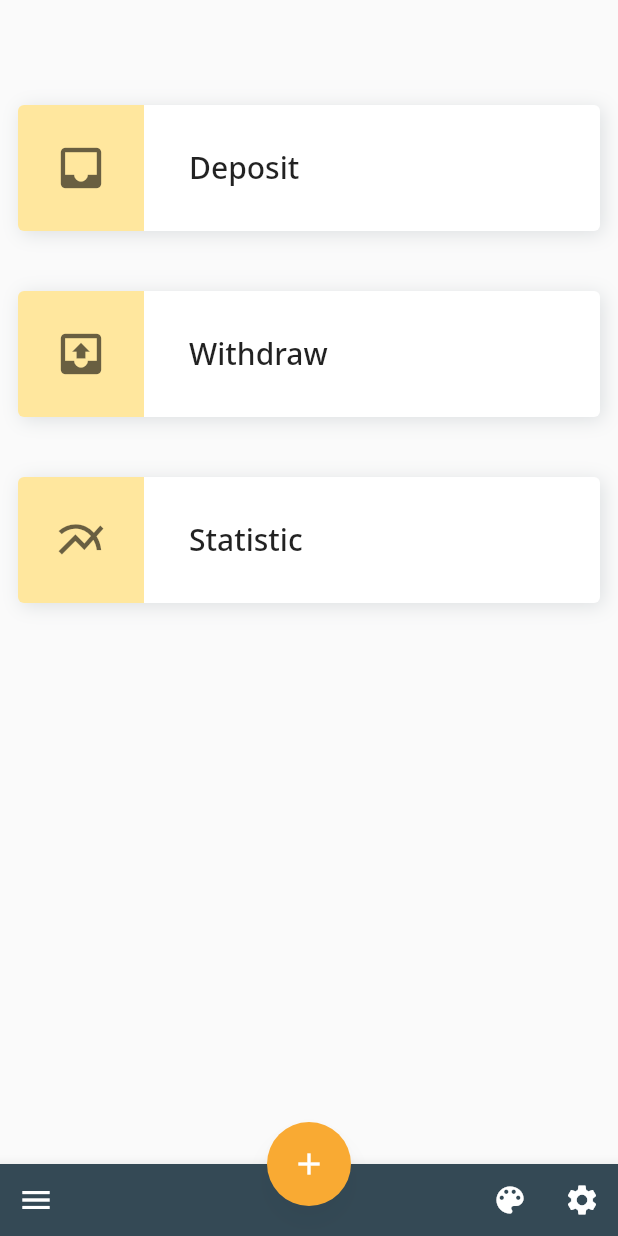
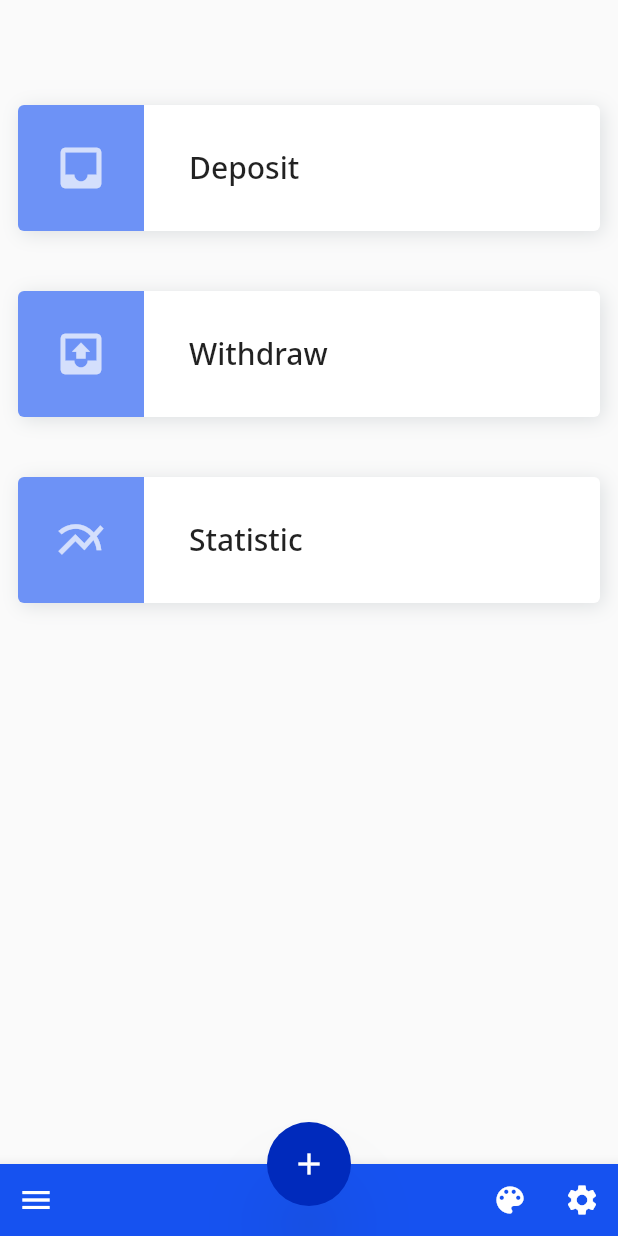
Before and after one commit to jotyy/Taku, a Flutter app: the screen it shows after launch, on a phone screen of 412 x 824 dp. Run offline on Flutter 3.47's test engine with Material 2 defaults, Android fonts, the phone set to English and light mode, and no system bars; our stand-ins replace cached_network_image, dio, firebase_core, firebase_crashlytics, fl_chart, flutter_hooks and 10 more; missing offline and left inert: dio_firebase_performance, dio_http_cache, enum_to_string, qr_code_scanner, ua_client_hints; accounts and stored records are empty; generated files the repository leaves out were written again.

Commit message:
feat: update theme data

```diff
--- a/lib/data/local/record/record_local_data_source.dart
+++ b/lib/data/local/record/record_local_data_source.dart
@@ -4,6 +4,6 @@ abstract class RecordLocalDataSource {
   Future<List<Record>> getDepositRecords();
   Future<List<Record>> getWithdrawRecords();
   Future<int> addRecord(RecordsCompanion record);
-  Future<int> updateRecordStatus(int id, int status);
+  Future updateRecordStatus(int id, int status);
   Future deleteRecord(int id);
 }
--- a/lib/data/local/record/record_local_data_source_impl.dart
+++ b/lib/data/local/record/record_local_data_source_impl.dart
@@ -18,8 +18,8 @@ class RecordLocalSourceImpl extends RecordLocalDataSource {
   Future<List<Record>> getWithdrawRecords() => _recordDao.getWithdrawRecords();
 
   @override
-  Future<int> updateRecordStatus(int id, int status) {
-    _recordDao.updateStatus(id, status);
+  Future updateRecordStatus(int id, int status) {
+    return _recordDao.updateStatus(id, status);
   }
 
   @override
--- a/lib/ui/app_theme.dart
+++ b/lib/ui/app_theme.dart
@@ -1,3 +1,4 @@
+import 'package:app/ui/component/indicator.dart';
 import 'package:flutter/material.dart';
 import 'package:google_fonts/google_fonts.dart';
 import 'package:hooks_riverpod/hooks_riverpod.dart';
@@ -52,17 +53,17 @@ const buttonTextStyle = TextStyle(
   fontWeight: FontWeight.bold,
 );
 
-const lPrimaryColor = Color(0xff344955);
-const lPrimaryColorDark = Color(0xff232f34);
-const lPrimaryColorLight = Color(0xff4a6572);
+const lPrimaryColor = Color(0xff1652f0);
+const lSecondryColor = Color(0xff1652f0);
+const lSecondryColorDark = Color(0xff002abc);
+const lSecondryColorLight = Color(0xff6c7eff);
+const lTextColorOnPrimary = Color(0x00000000);
 const lShadowColor = Color(0x26344955);
-const accentColor = Color(0xfff9aa33);
 const errorColor = Color(0xffff5544);
 
 const cardTheme = CardTheme(
   clipBehavior: Clip.antiAlias,
   elevation: 2,
-  shadowColor: Color(0x26f9aa33),
 );
 
 ThemeData get lightTheme {
@@ -73,25 +74,64 @@ ThemeData get lightTheme {
       headline1: headline1,
     ),
     primaryColor: lPrimaryColor,
-    primaryColorDark: lPrimaryColorDark,
-    primaryColorLight: lPrimaryColorLight,
-    accentColor: accentColor,
+    primaryColorBrightness: Brightness.dark,
+    accentColor: lSecondryColor,
+    buttonTheme: const ButtonThemeData(
+        buttonColor: lSecondryColor, textTheme: ButtonTextTheme.primary),
+    cardTheme: cardTheme,
+    highlightColor: lSecondryColor.withAlpha(10),
+    splashColor: lSecondryColor.withAlpha(20),
     errorColor: errorColor,
-    cardTheme: cardTheme,
     shadowColor: lShadowColor,
-    bottomAppBarColor: lPrimaryColor,
+    floatingActionButtonTheme: const FloatingActionButtonThemeData(
+      backgroundColor: lSecondryColorDark,
+      elevation: 20.0,
+    ),
+    tabBarTheme: const TabBarTheme(
+        indicatorSize: TabBarIndicatorSize.label,
+        indicator: UnderlineTabIndicator(
+            borderSide: BorderSide(
+          color: Colors.white,
+          width: 2,
+        ))),
+    bottomAppBarColor: lSecondryColor,
   );
 }
+
+const dPrimaryColor = Color(0xff212a3b);
+const dSecondryColor = Color(0xff212a3b);
+const dSecondryColorDark = Color(0xff000016);
+const dSecondryColorLight = Color(0xff4a5265);
+const dTextColorOnPrimary = Color(0x00000000);
+const dBackgroundColor = Color(0xff272a30);
+const dShadowColor = Color(0x26344955);
 
 ThemeData get darkTheme {
   return ThemeData.dark().copyWith(
     visualDensity: VisualDensity.adaptivePlatformDensity,
-    textTheme:
-        GoogleFonts.notoSansTextTheme(ThemeData.dark().textTheme).copyWith(
-      headline1: headline1,
+    primaryColor: dPrimaryColor,
+    primaryColorBrightness: Brightness.dark,
+    accentColor: dSecondryColor,
+    scaffoldBackgroundColor: dBackgroundColor,
+    buttonTheme: const ButtonThemeData(
+        buttonColor: dSecondryColor, textTheme: ButtonTextTheme.primary),
+    cardTheme: cardTheme,
+    highlightColor: dSecondryColor.withAlpha(10),
+    splashColor: dSecondryColor.withAlpha(20),
+    errorColor: errorColor,
+    shadowColor: dShadowColor,
+    floatingActionButtonTheme: const FloatingActionButtonThemeData(
+      backgroundColor: dSecondryColorLight,
+      elevation: 20.0,
     ),
-    accentColor: accentColor,
-    errorColor: errorColor,
+    tabBarTheme: const TabBarTheme(
+        indicatorSize: TabBarIndicatorSize.label,
+        indicator: UnderlineTabIndicator(
+            borderSide: BorderSide(
+          color: Colors.white,
+          width: 2,
+        ))),
+    bottomAppBarColor: dSecondryColor,
   );
 }
 
--- a/lib/ui/component/backdrop.dart
+++ b/lib/ui/component/backdrop.dart
@@ -146,7 +146,7 @@ class _FrontLayer extends StatelessWidget {
   Widget build(BuildContext context) {
     return Material(
       elevation: 16.0,
-      color: Theme.of(context).primaryColorDark,
+      color: Theme.of(context).primaryColorLight,
       shape: const RoundedRectangleBorder(
         borderRadius: BorderRadius.only(
             topLeft: Radius.circular(36.0), topRight: Radius.circular(36.0)),
@@ -165,7 +165,7 @@ class _FrontLayer extends StatelessWidget {
           Expanded(
             child: Container(
                 decoration: BoxDecoration(
-                    color: Theme.of(context).primaryColorLight,
+                    color: Theme.of(context).primaryColorDark,
                     borderRadius: const BorderRadius.only(
                       topLeft: Radius.circular(24.0),
                       topRight: Radius.circular(24.0),
--- a/lib/ui/component/drawer_menu.dart
+++ b/lib/ui/component/drawer_menu.dart
@@ -51,7 +51,7 @@ class DrawerMenu extends StatelessWidget {
             Container(
               width: 100.0,
               height: 1.0,
-              color: theme.accentColor.withAlpha(200),
+              color: Colors.white.withAlpha(50),
             ),
           ],
         ));
--- a/lib/ui/component/home_item.dart
+++ b/lib/ui/component/home_item.dart
@@ -35,7 +35,7 @@ class HomeItem extends StatelessWidget {
                   Container(
                     padding: const EdgeInsets.all(12.0),
                     decoration: BoxDecoration(
-                      color: Colors.amber.withAlpha(100),
+                      color: Theme.of(context).accentColor.withAlpha(160),
                       borderRadius: const BorderRadius.only(
                           topLeft: Radius.circular(4.0),
                           bottomLeft: Radius.circular(4.0)),
@@ -46,7 +46,10 @@ class HomeItem extends StatelessWidget {
                           child: Icon(
                         icon,
                         size: 36.0,
-                        color: Theme.of(context).iconTheme.color.withAlpha(150),
+                        color: Theme.of(context)
+                            .primaryIconTheme
+                            .color
+                            .withAlpha(180),
                       )),
                     ),
                   ),
--- a/lib/ui/component/setting_item.dart
+++ b/lib/ui/component/setting_item.dart
@@ -13,7 +13,9 @@ class SettingItem extends StatelessWidget {
   Widget build(BuildContext context) {
     return Column(
       children: [
-        Container(
+        InkWell(
+          onTap: onPressed,
+          child: Container(
             height: 48,
             padding: const EdgeInsets.symmetric(horizontal: 16.0),
             child: Row(
@@ -29,6 +31,7 @@ class SettingItem extends StatelessWidget {
               ],
             ),
           ),
+        ),
         const Padding(
           padding: EdgeInsets.symmetric(horizontal: 8.0),
           child: Divider(height: 1.0),
--- a/lib/ui/page/statistic/statistic_page.dart
+++ b/lib/ui/page/statistic/statistic_page.dart
@@ -1,4 +1,5 @@
 import 'package:flutter/material.dart';
+import 'package:flutter_gen/gen_l10n/l10n.dart';
 
 import '../../component/bar_chart_sample.dart';
 import '../../component/pie_chart_sample.dart';
@@ -9,7 +10,7 @@ class StatisticPage extends StatelessWidget {
     return Scaffold(
       appBar: AppBar(
         elevation: 0,
-        title: Text("数据统计", style: Theme.of(context).textTheme.headline1),
+        title: Text(L10n.of(context).statistic),
       ),
       body: SingleChildScrollView(
         child: Column(
--- a/lib/ui/widgets/my_button.dart
+++ b/lib/ui/widgets/my_button.dart
@@ -17,7 +17,6 @@ class MyButton extends StatelessWidget {
       shape: const RoundedRectangleBorder(
           borderRadius: BorderRadius.all(Radius.circular(6.0))),
       child: Container(
-        color: Colors.transparent,
         height: 48,
         width: double.infinity,
         alignment: Alignment.center,
```
Also changed, not shown: lib/data/repository/deposit_repository_impl.dart (+2 -7 lines), lib/ui/page/withdraw/withdraw_page.dart (+83 -17 lines), lib/ui/page/withdraw/withdraw_view_model.dart (+3 -4 lines). Lines whose indentation alone changed are shown as unchanged.
